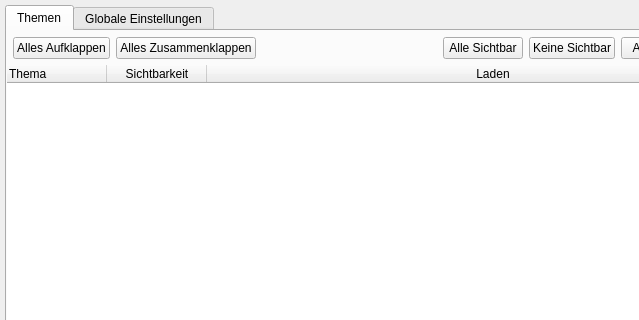
The window that ui/design_files/settings_dialog.ui (geoObserver/geobasis_loader) describes before a commit, drawn with Qt 5; both pictures show x 0 to 639 and y 0 to 320 of the 800 by 800 pixel window.
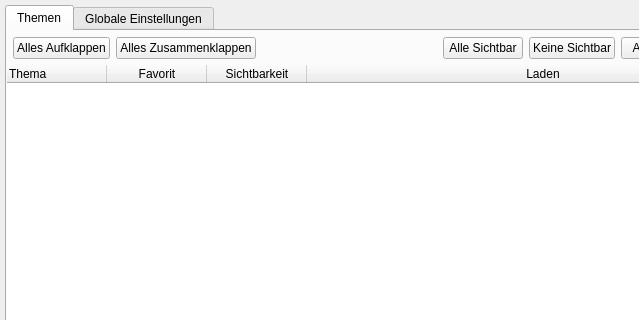
The same window after the commit.

Commit message:
feat(settings): add favorite column
Added favorite column in .ui file of the settings dialog for new favorite system

Diff of the .ui file:
```diff
--- a/ui/design_files/settings_dialog.ui
+++ b/ui/design_files/settings_dialog.ui
@@ -191,7 +191,7 @@
           <bool>true</bool>
          </property>
          <property name="columnCount">
-          <number>3</number>
+          <number>4</number>
          </property>
          <attribute name="headerVisible">
           <bool>true</bool>
@@ -204,6 +204,14 @@
            <set>AlignLeading|AlignVCenter</set>
           </property>
          </column>
+         <column>
+          <property name="text">
+           <string>Favorit</string>
+          </property>
+          <property name="textAlignment">
+           <set>AlignCenter</set>
+          </property>
+         </column>
          <column>
           <property name="text">
            <string notr="true">Sichtbarkeit</string>
```
